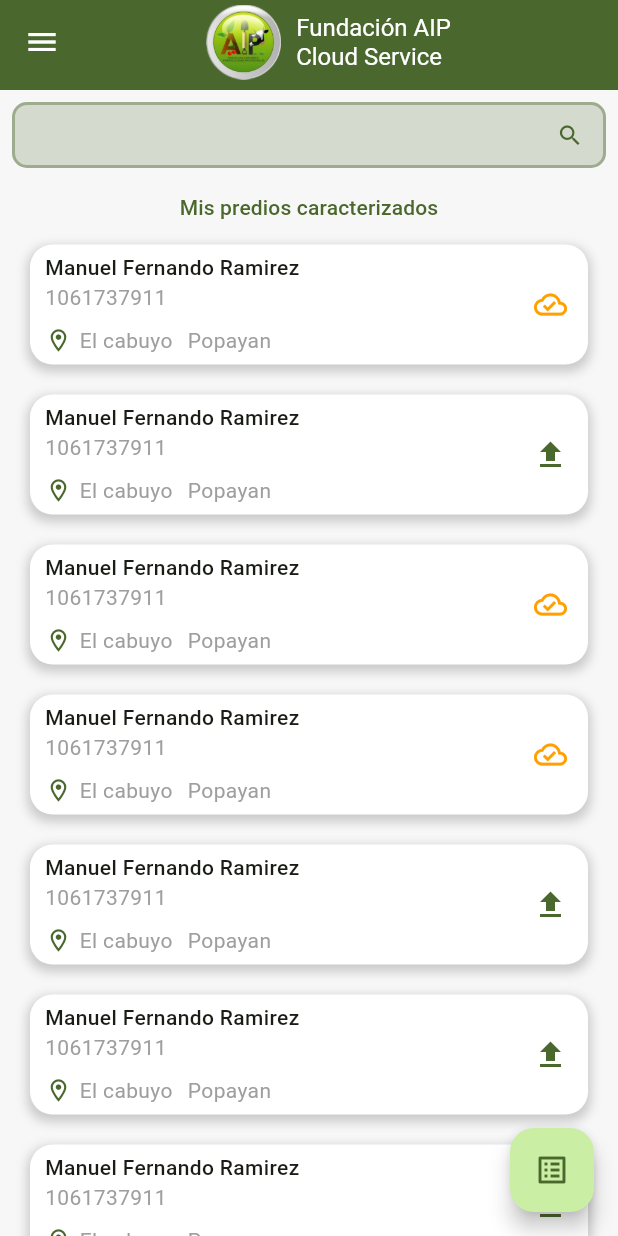
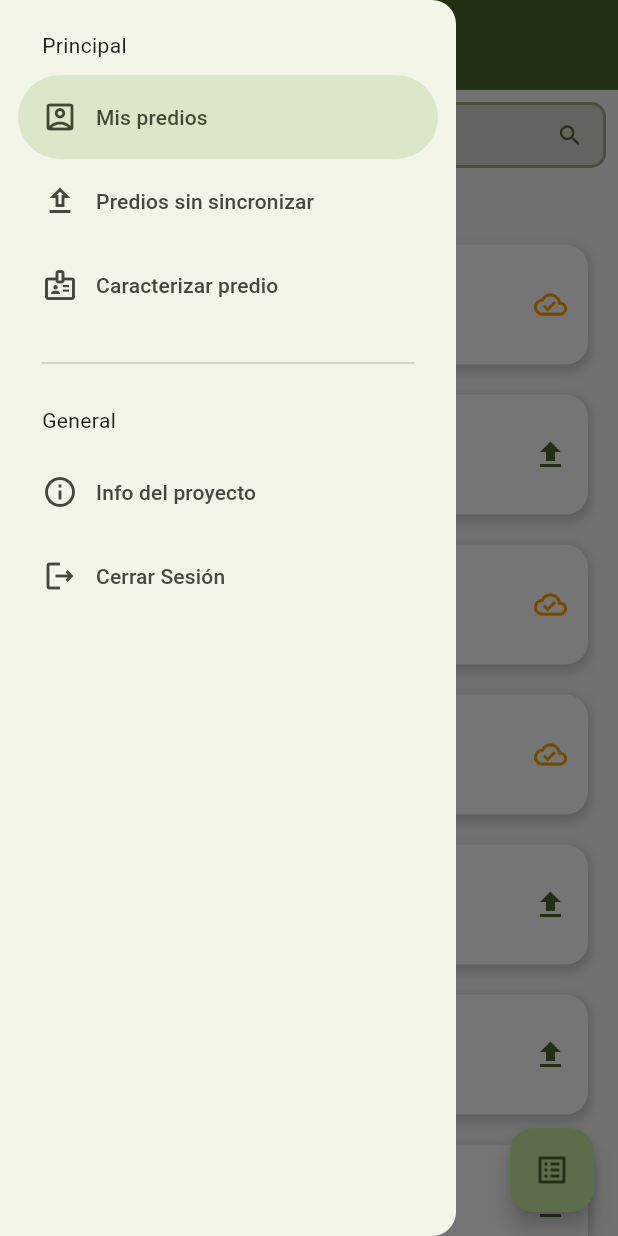
Before and after one commit to motrov91/fundacion_aip_mobile_flt, a Flutter app: the Characterizationcreen screen opened by its route, with the side drawer open (before the commit the screen has no drawer), on a phone screen of 412 x 824 dp. Run offline on Flutter 3.47's test engine with Material 3 defaults, Android fonts, the phone set to English and light mode, and no system bars; our stand-ins replace animate_do, go_router, google_fonts; project files that could hold a hidden picture were left out.

Commit message:
sidemenu created

```diff
--- a/lib/features/characterization/presentation/screens/characterization_screen.dart
+++ b/lib/features/characterization/presentation/screens/characterization_screen.dart
@@ -1,6 +1,7 @@
 import 'package:animate_do/animate_do.dart';
 import 'package:flutter/material.dart';
 import 'package:fundacion_aip_mobile/features/characterization/characterization.dart';
+import 'package:fundacion_aip_mobile/features/shared/shared.dart';
 
 class Farm {
   final String nombre;
@@ -26,6 +27,9 @@ class Characterizationcreen extends StatelessWidget {
 
   @override
   Widget build(BuildContext context) {
+
+    final scaffoldKey = GlobalKey<ScaffoldState>();
+
     List<Farm> farmList = [
       Farm(
           cedula: 11111111,
@@ -84,6 +88,10 @@ class Characterizationcreen extends StatelessWidget {
         .copyWith(color: Theme.of(context).colorScheme.primary);
 
     return Scaffold(
+      key: scaffoldKey,
+      drawer: SideMenu(
+        scaffoldKey: scaffoldKey,
+      ),
       appBar: const CustomAppbar(),
       floatingActionButton: FloatingActionButton(
         backgroundColor: Colors.greenAccent[600],
--- a/lib/features/characterization/presentation/widgets/customAppbar.dart
+++ b/lib/features/characterization/presentation/widgets/customAppbar.dart
@@ -13,10 +13,6 @@ class CustomAppbar extends StatelessWidget implements PreferredSizeWidget{
 
     return AppBar(
       backgroundColor: colors.primary,
-      leading: IconButton(
-        onPressed: (){},
-        icon: const Icon(Icons.menu_outlined, color: Colors.white,),
-      ),
       title: const Row(
         mainAxisAlignment: MainAxisAlignment.center,
         children: [
--- a/lib/features/projects/presentation/screens/projects_screen.dart
+++ b/lib/features/projects/presentation/screens/projects_screen.dart
@@ -63,12 +63,13 @@ class ProjectsScreen extends StatelessWidget {
                     child: Container(
                       margin: const EdgeInsets.only(right: 10),
                       child: FadeInRight(
-                        delay: const Duration(seconds: 2),
+                        delay: const Duration(seconds: 1),
                         child: FilledButton.tonal(
                           onPressed: (){
                             //TODO: Seleccion del proyecto.
                             //TODO: Obtener los datos.
                             context.pushReplacementNamed(Characterizationcreen.name);
+                            // context.go(Characterizationcreen.name);
                           },
                           child: const Text('Ingresar'),
                         ),
--- /dev/null
+++ b/lib/features/shared/infrastructure/menu/menu_items.dart
@@ -0,0 +1,43 @@
+
+import 'package:flutter/material.dart';
+
+class MenuItem{
+  final String title;
+  final String link;
+  final IconData icon;
+
+  const MenuItem({
+    required this.title,
+    required this.link,
+    required this.icon
+  });
+}
+
+const appMenuItems = <MenuItem>[
+  MenuItem(
+    title: "Mis predios",
+    link: '/',
+    icon: Icons.account_box_outlined
+  ),
+  MenuItem(
+    title: "Predios sin sincronizar",
+    link: '/pending_synchronization',
+    icon: Icons.upload_outlined
+  ),
+  MenuItem(
+    title: "Caracterizar predio",
+    link: '/create_farm',
+    icon: Icons.badge_outlined
+  ),
+  MenuItem(
+    title: "Info del proyecto",
+    link: '/buttons',
+    icon: Icons.info_outline
+  ),
+  MenuItem(
+    title: "Cerrar Sesión",
+    link: '/login',
+    icon: Icons.logout_outlined
+  ),
+
+];
--- /dev/null
+++ b/lib/features/shared/infrastructure/navigation/side_menu.dart
@@ -0,0 +1,65 @@
+import 'package:flutter/material.dart';
+import 'package:fundacion_aip_mobile/features/shared/infrastructure/menu/menu_items.dart';
+import 'package:go_router/go_router.dart';
+
+class SideMenu extends StatelessWidget {
+
+  final GlobalKey<ScaffoldState> scaffoldKey;
+
+  const SideMenu({
+    super.key,
+    required this.scaffoldKey
+  });
+
+  @override
+  Widget build(BuildContext context) {
+
+    int navDrawerIndex = 0;
+
+    final hasNotch = MediaQuery.of(context).viewPadding.top > 35;
+
+    return NavigationDrawer(
+      selectedIndex: navDrawerIndex,
+      onDestinationSelected: (value) {
+
+        navDrawerIndex = value;
+
+        final menuItem = appMenuItems[value];
+        context.push(menuItem.link);
+        scaffoldKey.currentState?.closeDrawer();
+      },
+      children: [
+
+        Padding(
+          padding: EdgeInsets.fromLTRB(28, hasNotch ? 0 : 20, 16, 10),
+          child: const Text('Principal'),
+        ),
+
+        ...appMenuItems
+        .sublist(0,3)
+        .map((item) => NavigationDrawerDestination(
+          icon: Icon(item.icon),
+          label: Text(item.title)
+        ),),
+
+        const Padding(
+          padding: EdgeInsets.fromLTRB(28, 16, 28, 10),
+          child: Divider(),
+        ),
+
+        const Padding(
+          padding: EdgeInsets.fromLTRB(28, 10, 16, 10),
+          child: Text('General'),
+        ),
+
+        ...appMenuItems
+        .sublist(3)
+        .map((item) => NavigationDrawerDestination(
+          icon: Icon(item.icon),
+          label: Text(item.title)
+        ),),
+
+      ]
+    );
+  }
+}
--- a/lib/features/shared/shared.dart
+++ b/lib/features/shared/shared.dart
@@ -0,0 +1 @@
+export 'package:fundacion_aip_mobile/features/shared/infrastructure/navigation/side_menu.dart';
```
